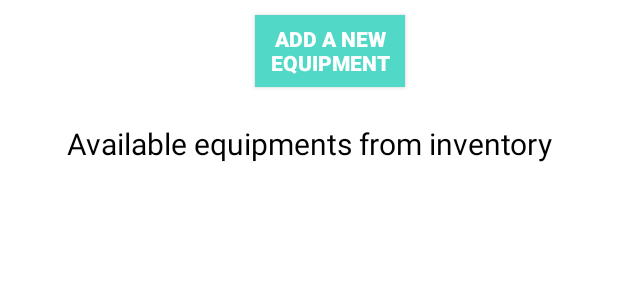
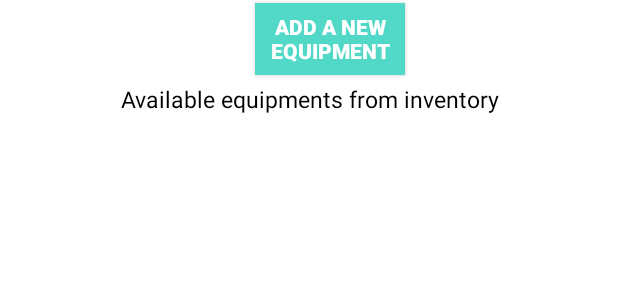
Before and after one commit to baramadalina/Android, an Android app: the layout activity_inventory_get_all.xml on its own in the app's theme, with its tools: preview values and no code run, on a phone screen of 412 x 824 dp. Shown: the top 300 px of the screen. Run offline under Robolectric (Android 15) with nearby library versions, the phone set to English and light mode, and no system bars.

Commit message:
minor changes to design page for list all equipments via inventory page

```diff
--- a/app/src/main/res/layout/activity_inventory_get_all.xml
+++ b/app/src/main/res/layout/activity_inventory_get_all.xml
@@ -13,10 +13,9 @@
         android:layout_height="wrap_content"
         android:layout_alignParentBottom="false"
         android:layout_gravity="center"
-        android:layout_marginTop="10dp"
+        android:layout_marginTop="2dp"
         android:layout_marginEnd="-14dp"
         android:layout_marginRight="-14dp"
-        android:layout_marginBottom="14dp"
         android:layout_toStartOf="@+id/etroom"
         android:layout_toLeftOf="@+id/etroom"
         android:background="@color/colorTextHint"
@@ -28,8 +27,8 @@
         android:layout_width="match_parent"
         android:layout_height="wrap_content"
         android:gravity="center"
-        android:layout_marginTop="10dp"
-        android:textSize="20sp"
+        android:layout_marginTop="5dp"
+        android:textSize="15sp"
         android:textColor="#000"
         android:text="Available equipments from inventory"/>
 
--- a/app/src/main/res/layout/lv_inventory.xml
+++ b/app/src/main/res/layout/lv_inventory.xml
@@ -16,7 +16,7 @@
             android:layout_width="match_parent"
             android:layout_height="wrap_content"
             android:textColor="#fff"
-            android:layout_marginTop="10dp"
+            android:layout_marginTop="0dp"
             android:gravity="center_vertical"
             android:textAppearance="?android:attr/textAppearanceMedium"
             android:paddingLeft="10dp"
@@ -36,6 +36,7 @@
             android:layout_height="wrap_content"
             android:textColor="#fff"
             android:gravity="center_vertical"
+            android:paddingLeft="10dp"
             android:textAppearance="?android:attr/textAppearanceMedium"
             android:text="Description"/>
 
```
